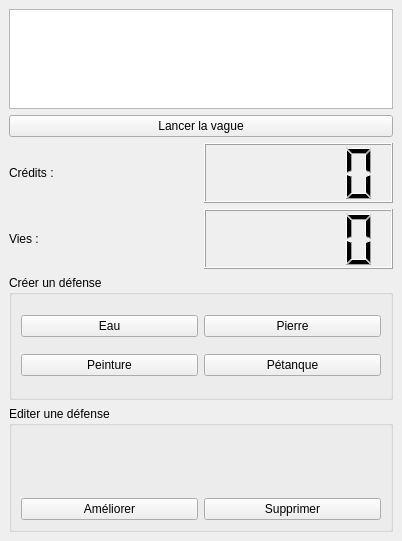
This is src/dock.ui in farnyser/towerdefense as Qt 5 draws it before an edit. The edited form follows.
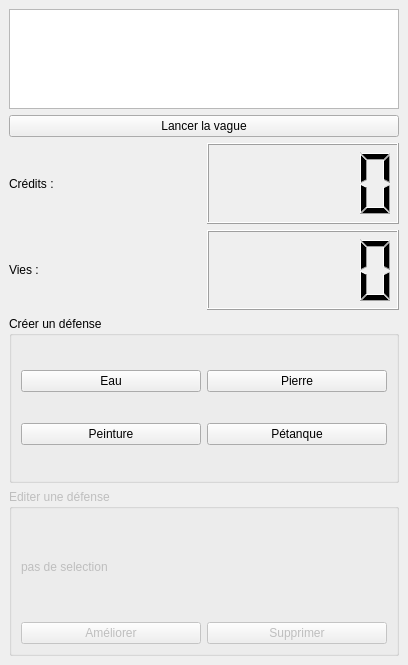
This is the edited form.

Commit message: Continuation selection des Tower

The edit to the form file:
```diff
--- a/src/dock.ui
+++ b/src/dock.ui
@@ -6,8 +6,8 @@
    <rect>
     <x>0</x>
     <y>0</y>
-    <width>402</width>
-    <height>541</height>
+    <width>408</width>
+    <height>665</height>
    </rect>
   </property>
   <property name="sizePolicy">
@@ -113,6 +113,9 @@
     </item>
     <item>
      <widget class="QGroupBox" name="groupBox_2">
+      <property name="enabled">
+       <bool>false</bool>
+      </property>
       <property name="title">
        <string>Editer une défense</string>
       </property>
@@ -120,7 +123,7 @@
        <item>
         <widget class="QLabel" name="label_4">
          <property name="text">
-          <string/>
+          <string>pas de selection</string>
          </property>
         </widget>
        </item>
```
Left out of the diff: 2 changed lines with no effect on the pictures. The commit also changes 6 other files.
